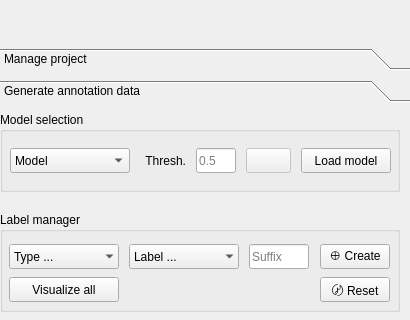
First picture: the form in octron/qt_gui/octron.ui, repository OCTRON-tracking/OCTRON-GUI, before the edit; both pictures show x 0 to 410 and y 103 to 423 of the 410 by 750 pixel window.
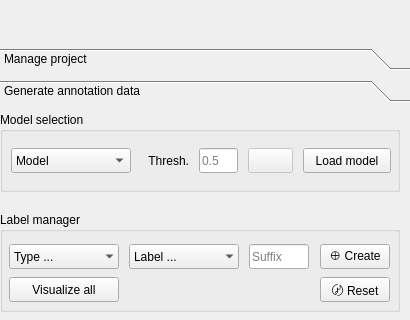
Second picture: the form after the edit. The open tabs and pages were chosen to show the change. Icons and pictures are not drawn.

Diff of the .ui file:
```diff
--- a/octron/qt_gui/octron.ui
+++ b/octron/qt_gui/octron.ui
@@ -513,9 +513,9 @@
            <widget class="QWidget" name="layoutWidget">
             <property name="geometry">
              <rect>
-              <x>10</x>
+              <x>11</x>
               <y>30</y>
-              <width>381</width>
+              <width>380</width>
               <height>37</height>
              </rect>
             </property>
@@ -549,13 +549,13 @@
               <widget class="QPushButton" name="load_sam_model_btn">
                <property name="minimumSize">
                 <size>
-                 <width>90</width>
+                 <width>88</width>
                  <height>25</height>
                 </size>
                </property>
                <property name="maximumSize">
                 <size>
-                 <width>90</width>
+                 <width>88</width>
                  <height>25</height>
                 </size>
                </property>
@@ -568,13 +568,13 @@
               <widget class="QLineEdit" name="sam3detect_thresh">
                <property name="minimumSize">
                 <size>
-                 <width>40</width>
+                 <width>39</width>
                  <height>25</height>
                 </size>
                </property>
                <property name="maximumSize">
                 <size>
-                 <width>40</width>
+                 <width>39</width>
                  <height>25</height>
                 </size>
                </property>
```
Left out of the diff: 3 changed lines with no effect on the pictures.
